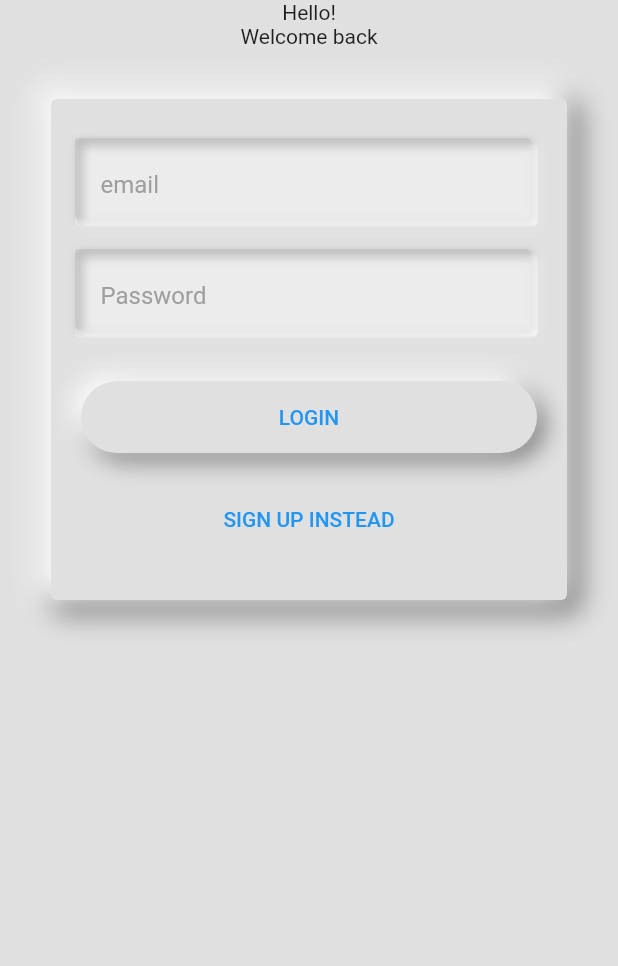
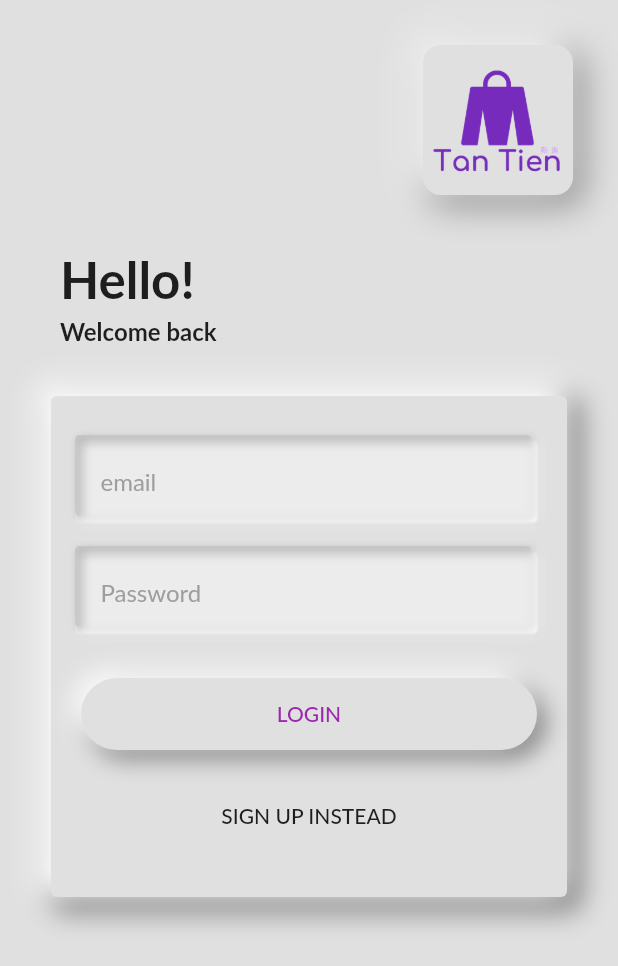
Before and after one commit to minhho89/Flutter_Shop_App, a Flutter app: the screen it shows after launch, on a phone screen of 412 x 824 dp. Shown: the top 966 px of the screen. Run offline on Flutter 3.47's test engine with Material 2 defaults, Android fonts, the phone set to English and light mode, and no system bars; Roboto replaces fonts that are missing (Lato).

Commit message:
theme added

```diff
--- a/lib/main.dart
+++ b/lib/main.dart
@@ -40,9 +40,7 @@ class MyApp extends StatelessWidget {
         builder: (ctx, auth, _) => MaterialApp(
           debugShowCheckedModeBanner: false,
           title: 'Flutter Demo',
-          theme: ThemeData(
-            primarySwatch: Colors.blue,
-          ),
+          theme: buildThemeData(),
           routes: routes,
           home: auth.isAuth()
               ? const ProductsOverviewScreen()
@@ -51,4 +49,24 @@ class MyApp extends StatelessWidget {
       ),
     );
   }
+
+  ThemeData buildThemeData() {
+    return ThemeData(
+      fontFamily: 'Lato',
+      primarySwatch: Colors.purple,
+      colorScheme: const ColorScheme(
+        secondary: Colors.deepOrange,
+        brightness: Brightness.light,
+        onError: Colors.redAccent,
+        onSecondary: Colors.orange,
+        onBackground: Colors.blueGrey,
+        error: Colors.red,
+        background: Colors.grey,
+        onSurface: Colors.yellowAccent,
+        surface: Colors.yellow,
+        primary: Colors.purple,
+        onPrimary: Colors.white,
+      ),
+    );
+  }
 }
--- a/lib/screens/auth_screen/auth_screen.dart
+++ b/lib/screens/auth_screen/auth_screen.dart
@@ -11,7 +11,7 @@ class AuthScreen extends StatelessWidget {
   Widget build(BuildContext context) {
     return Scaffold(
       backgroundColor: Colors.grey[300],
-      body: Body(),
+      body: const Body(),
     );
   }
 }
--- a/lib/screens/auth_screen/components/body.dart
+++ b/lib/screens/auth_screen/components/body.dart
@@ -3,8 +3,8 @@ import 'package:provider/provider.dart';
 import 'package:shop_app_nojson/models/http_exception.dart';
 
 import '../../../providers/Auth.dart';
-import '../../../widgets/neumorphic_card.dart';
-import '../../../widgets/neumorphic_text_input_field.dart';
+import '../../../widgets/neumorphics/neumorphic_card.dart';
+import '../../../widgets/neumorphics/neumorphic_text_input_field.dart';
 
 enum AuthMode {
   Login,
@@ -34,8 +34,44 @@ class _BodyState extends State<Body> {
       child: SingleChildScrollView(
         child: Column(
           children: [
-            const Text('Hello!'),
-            const Text('Welcome back'),
+            Container(
+              alignment: Alignment.centerRight,
+              child: NeumorphicCard(
+                shadowBlur: 20,
+                child: Container(
+                  height: 100,
+                  width: 100,
+                  decoration: BoxDecoration(
+                    borderRadius: BorderRadius.circular(12),
+                    color: Colors.grey[300],
+                  ),
+                  child: Image.asset(
+                    'assets/img/logo.png',
+                  ),
+                ),
+              ),
+            ),
+            Container(
+              padding: const EdgeInsets.symmetric(horizontal: 40, vertical: 5),
+              alignment: Alignment.topLeft,
+              child: Text(
+                'Hello!',
+                style: TextStyle(
+                    fontSize: Theme.of(context).textTheme.headline4!.fontSize,
+                    fontWeight: FontWeight.bold),
+              ),
+            ),
+            Container(
+              padding: const EdgeInsets.symmetric(horizontal: 40),
+              alignment: Alignment.topLeft,
+              child: Text(
+                'Welcome back',
+                style: TextStyle(
+                  fontSize: Theme.of(context).textTheme.titleMedium!.fontSize,
+                  fontWeight: FontWeight.bold,
+                ),
+              ),
+            ),
             NeumorphicCard(
               shadowBlur: 15,
               child: Card(
@@ -130,9 +166,12 @@ class _BodyState extends State<Body> {
                           ),
                           child: TextButton(
                             onPressed: () => _submit(),
-                            child: Text(_authMode == AuthMode.Login
-                                ? 'LOGIN'
-                                : 'SIGNUP'),
+                            child: Text(
+                              _authMode == AuthMode.Login ? 'LOGIN' : 'SIGNUP',
+                              style: TextStyle(
+                                color: Theme.of(context).primaryColor,
+                              ),
+                            ),
                           ),
                         ),
                         const SizedBox(
@@ -141,8 +180,13 @@ class _BodyState extends State<Body> {
                         TextButton(
                           onPressed: _switchAuthMode,
                           child: Text(
-                              '${_authMode == AuthMode.Login ? 'SIGN UP' : 'LOGIN'}'
-                              ' INSTEAD'),
+                            '${_authMode == AuthMode.Login ? 'SIGN UP' : 'LOGIN'}'
+                            ' INSTEAD',
+                            style: TextStyle(
+                              color:
+                                  Theme.of(context).textTheme.subtitle1!.color,
+                            ),
+                          ),
                         )
                       ],
                     ),
--- a/lib/widgets/neumorphic_card.dart
+++ b/lib/widgets/neumorphics/neumorphic_card.dart
@@ -2,11 +2,12 @@ import 'package:flutter/material.dart';
 
 class NeumorphicCard extends StatelessWidget {
   const NeumorphicCard(
-      {Key? key, required this.child, required this.shadowBlur})
+      {Key? key, required this.child, required this.shadowBlur, this.alignment})
       : super(key: key);
 
   final Widget child;
   final double shadowBlur;
+  final Alignment? alignment;
 
   @override
   Widget build(BuildContext context) {
--- a/pubspec.yaml
+++ b/pubspec.yaml
@@ -61,9 +61,8 @@ flutter:
   uses-material-design: true
 
   # To add assets to your application, add an assets section, like this:
-  # assets:
-  #   - images/a_dot_burr.jpeg
-  #   - images/a_dot_ham.jpeg
+  assets:
+     - assets/img/
 
   # An image asset can refer to one or more resolution-specific "variants", see
   # https://flutter.dev/assets-and-images/#resolution-aware.
```
Also changed, not shown: assets/img/logo.png (added), lib/widgets/neumorphics/neumorphic_text_input_field.dart (renamed from lib/widgets/neumorphic_text_input_field.dart).
